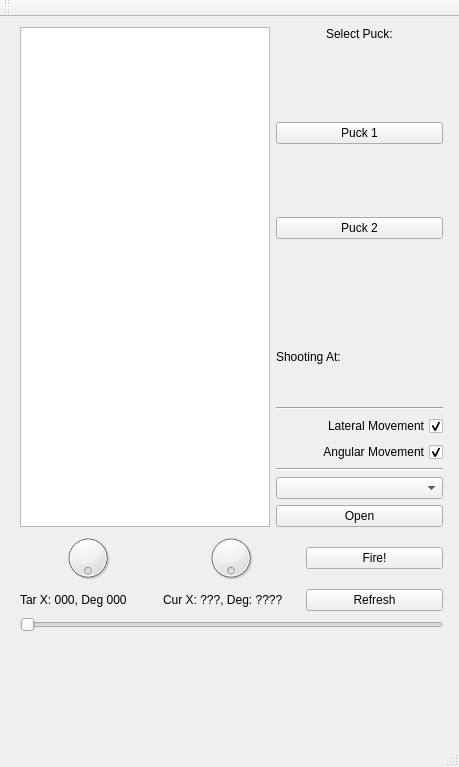
Qt form gameplay/gameplay/mainwindow.ui (montaguk/crossfire) before a commit.
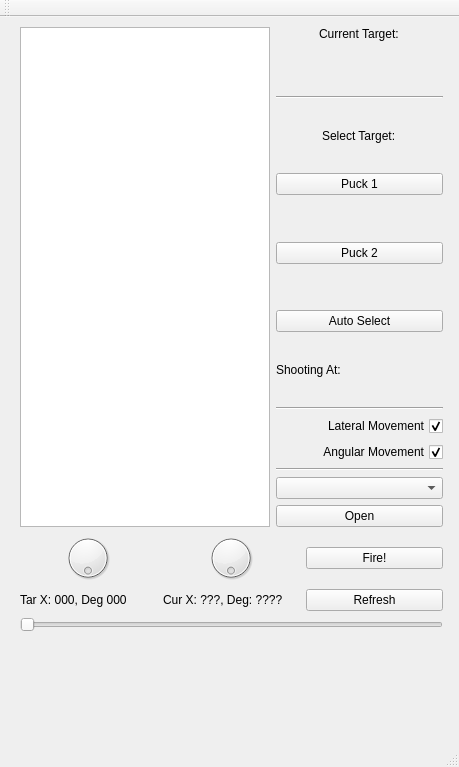
The same form after that commit.

Commit message: Got basic puck selection working

What changed in the file:
```diff
--- a/gameplay/gameplay/mainwindow.ui
+++ b/gameplay/gameplay/mainwindow.ui
@@ -57,7 +57,7 @@
           <enum>QLayout::SetDefaultConstraint</enum>
          </property>
          <item alignment="Qt::AlignHCenter|Qt::AlignTop">
-          <widget class="QLabel" name="label">
+          <widget class="QLabel" name="targetLabel">
            <property name="sizePolicy">
             <sizepolicy hsizetype="Fixed" vsizetype="Fixed">
              <horstretch>0</horstretch>
@@ -65,13 +65,27 @@
             </sizepolicy>
            </property>
            <property name="text">
-            <string>Select Puck:</string>
+            <string>Current Target:</string>
            </property>
            <property name="alignment">
             <set>Qt::AlignLeading|Qt::AlignLeft|Qt::AlignTop</set>
            </property>
           </widget>
          </item>
+         <item>
+          <widget class="Line" name="line_3">
+           <property name="orientation">
+            <enum>Qt::Horizontal</enum>
+           </property>
+          </widget>
+         </item>
+         <item alignment="Qt::AlignHCenter">
+          <widget class="QLabel" name="label">
+           <property name="text">
+            <string>Select Target:</string>
+           </property>
+          </widget>
+         </item>
          <item alignment="Qt::AlignTop">
           <widget class="QPushButton" name="puck1Button">
            <property name="text">
@@ -101,6 +115,16 @@
            </property>
           </widget>
          </item>
+         <item>
+          <widget class="QPushButton" name="autoSelectButton">
+           <property name="text">
+            <string>Auto Select</string>
+           </property>
+           <property name="checkable">
+            <bool>true</bool>
+           </property>
+          </widget>
+         </item>
          <item>
           <widget class="QLabel" name="shootingAtLabel">
            <property name="text">
```
The commit also changes 2 other files.
